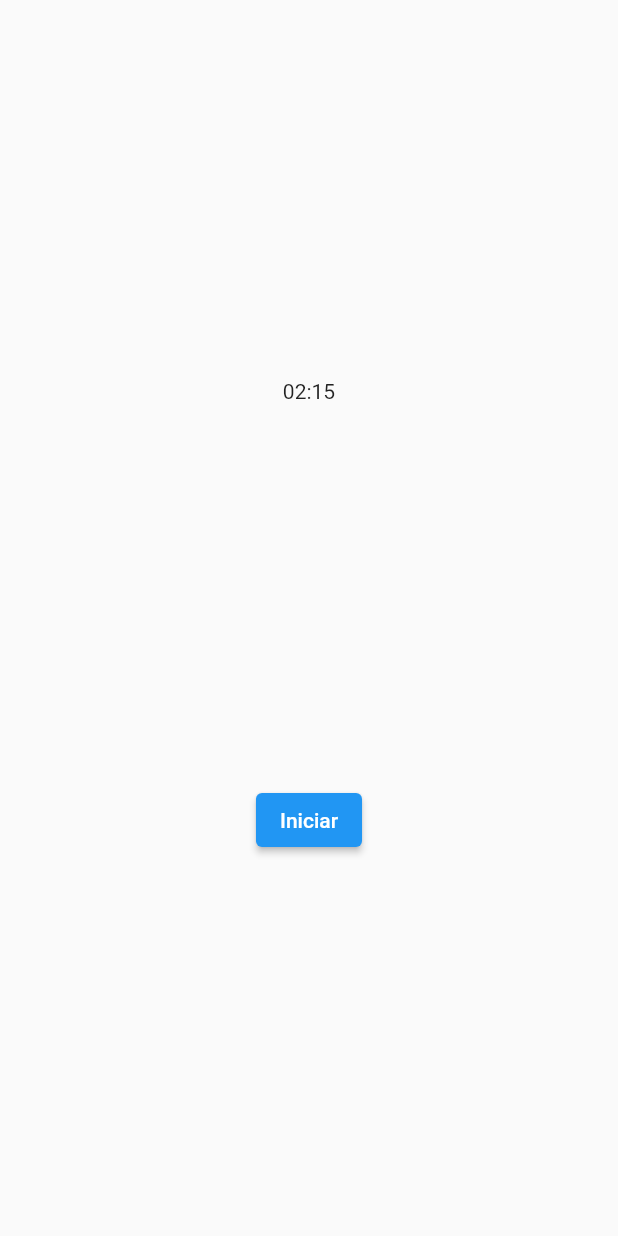
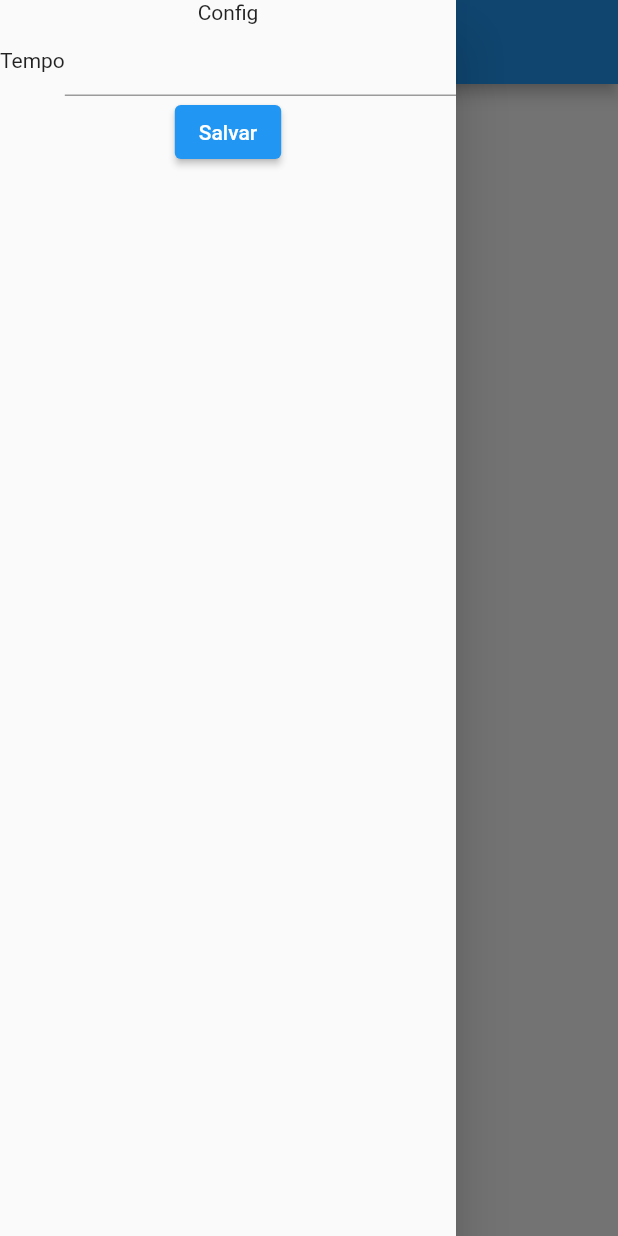
Before and after one commit to DouglasLeal/flutter-pomodoro, a Flutter app: the screen it shows after launch, with the side drawer open (before the commit the screen has no drawer), on a phone screen of 412 x 824 dp. Run offline on Flutter 3.47's test engine with Material 2 defaults, Android fonts, the phone set to English and light mode, and no system bars.

Commit message:
Definindo um novo tempo

```diff
--- a/lib/pages/home_page.dart
+++ b/lib/pages/home_page.dart
@@ -1,6 +1,7 @@
 import 'dart:async';
 
 import 'package:flutter/material.dart';
+import 'package:flutter/services.dart';
 
 class HomePage extends StatefulWidget {
   HomePage({Key? key}) : super(key: key);
@@ -10,6 +11,7 @@ class HomePage extends StatefulWidget {
 }
 
 class _HomePageState extends State<HomePage> {
+  var tempoController = TextEditingController();
   var tempo = 135;
   Timer? timer;
   late var tempoFormatado = formatarTempo();
@@ -17,6 +19,36 @@ class _HomePageState extends State<HomePage> {
   @override
   Widget build(BuildContext context) {
     return Scaffold(
+        appBar: AppBar(),
+        drawer: Drawer(
+          child: SafeArea(
+            child: Column(
+              children: [
+                Text("Config"),
+                Row(
+                  children: [
+                    Text("Tempo"),
+                    Expanded(child: TextField(
+                      controller: tempoController,
+                      keyboardType: TextInputType.number,
+                      inputFormatters: [FilteringTextInputFormatter.digitsOnly],
+                    ),),
+                  ],
+                ),
+                ElevatedButton(onPressed: (){
+                  setState(() {
+                    tempo = int.parse(tempoController.text)*60;
+                    tempoFormatado = formatarTempo();
+                  });
+                  if(timer != null){
+                    iniciarEPausarContagem();
+                  }
+                  Navigator.pop(context);
+                }, child: Text("Salvar"),),
+              ],
+            ),
+          ),
+        ),
         body: Column(
           mainAxisAlignment: MainAxisAlignment.spaceEvenly,
           crossAxisAlignment: CrossAxisAlignment.center,
```
